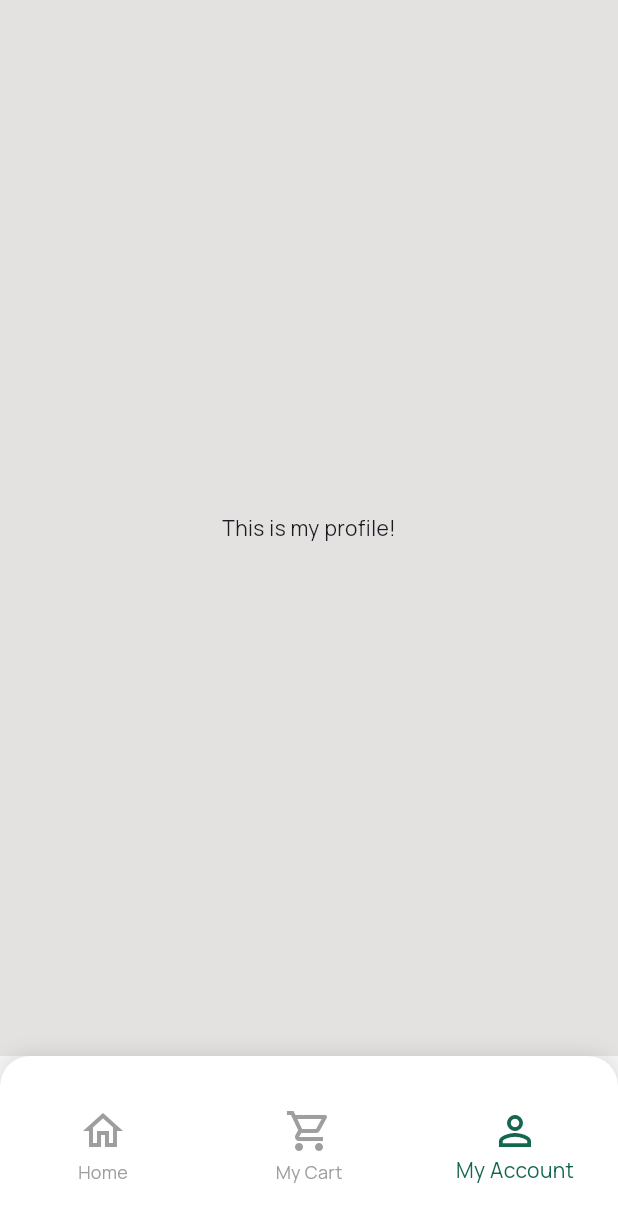
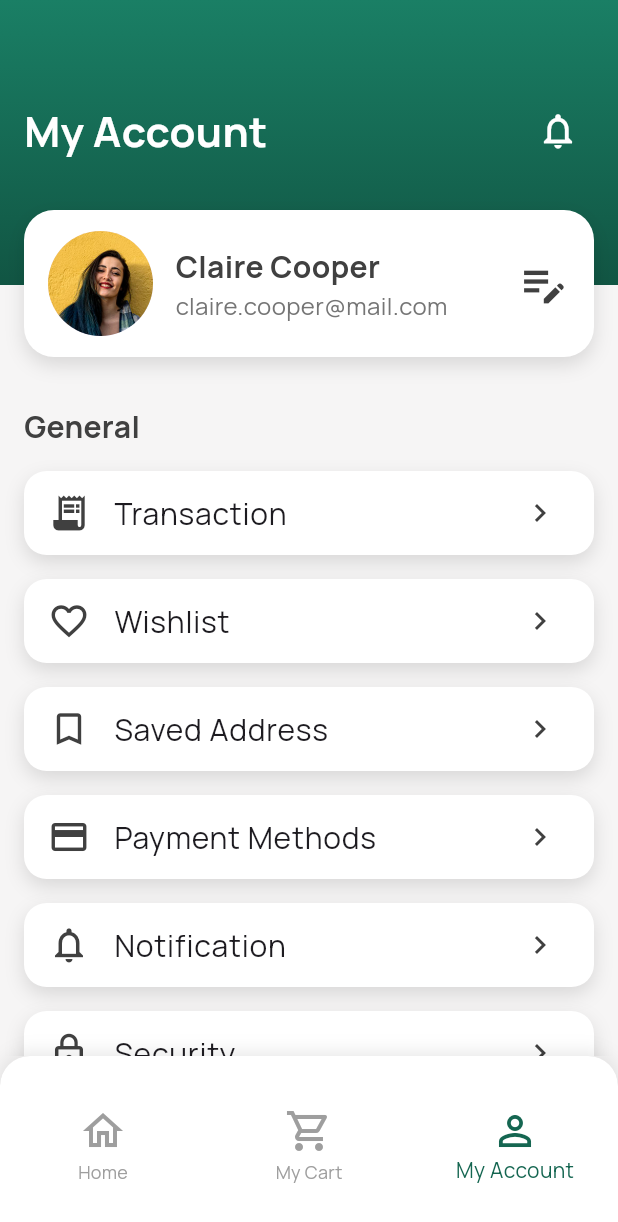
Before and after one commit to Aiswaryakv-ignitif/HomeHaven-E-Commerce-Home-Store-App, a Flutter app: the MainWrapper screen opened by its route, item 3 of the bottom bar chosen, on a phone screen of 412 x 824 dp. Shown: the top 1222 px of the screen. Run offline on Flutter 3.47's test engine with Material 3 defaults, Android fonts, the phone set to English and light mode, and no system bars; our stand-ins replace flutter_bloc, flutter_native_splash, google_fonts.

Commit message:
added profile UI

```diff
--- a/lib/presentation/screens/cart/mycart.dart
+++ b/lib/presentation/screens/cart/mycart.dart
@@ -22,7 +22,7 @@ class MyCartPage extends StatelessWidget {
                 const Text(
                   "My Cart",
                   style: TextStyle(
-                    fontSize: 24,
+                    fontSize: 28,
                     fontWeight: FontWeight.bold,
                     color: Color(0xFF404040),
                   ),
--- a/lib/presentation/screens/main_screen/main_wrapper.dart
+++ b/lib/presentation/screens/main_screen/main_wrapper.dart
@@ -14,7 +14,7 @@ class MainWrapper extends StatelessWidget {
     final List<Widget> pages = [
       const HomePage(),
       const MyCartPage(),
-      const MyProfile(),
+      const MyAccountPage(),
     ];
 
     return BlocProvider(
--- a/lib/presentation/screens/profile/myprofile.dart
+++ b/lib/presentation/screens/profile/myprofile.dart
@@ -1,14 +1,143 @@
 import'package:flutter/material.dart';
 
-class MyProfile extends StatelessWidget {
-  const MyProfile({super.key});
+class MyAccountPage extends StatelessWidget {
+  const MyAccountPage({super.key});
 
   @override
   Widget build(BuildContext context) {
-    return Scaffold(
-      body: const Center(
-        child: Text('This is my profile!'),
-      ),
-    );
+    return SingleChildScrollView(
+        child: Column(
+
+          // crossAxisAlignment: CrossAxisAlignment.start,
+          children: [
+            _buildHeader(),
+            const SizedBox(height: 80), // Space for the overlapping card
+
+            Padding(
+              padding: const EdgeInsets.symmetric(horizontal: 16),
+              child: Column(
+                crossAxisAlignment: CrossAxisAlignment.start,
+                children: [
+                  const Text("General", style: TextStyle(fontSize: 20, fontWeight: FontWeight.bold, color: Color(0xFF404040))),
+                  const SizedBox(height: 15),
+                  _buildMenuTile(icon: Icons.receipt_long, title: "Transaction"),
+                  _buildMenuTile(icon: Icons.favorite_border, title: "Wishlist"),
+                  _buildMenuTile(icon: Icons.bookmark_border, title: "Saved Address"),
+                  _buildMenuTile(icon: Icons.credit_card, title: "Payment Methods"),
+                  _buildMenuTile(icon: Icons.notifications_none, title: "Notification"),
+                  _buildMenuTile(icon: Icons.lock_outline, title: "Security"),
+
+                  const SizedBox(height: 20),
+                  const Text("Help", style: TextStyle(fontSize: 20, fontWeight: FontWeight.bold, color: Color(0xFF404040))),
+
+
+                ],
+              ),
+            ),
+          ],
+        ),
+      );
+
   }
 }
+
+Widget _buildHeader() {
+  return Stack(
+    clipBehavior: Clip.none,
+    children: [
+      Container(
+        height: 190,
+        width: double.infinity,
+        decoration:BoxDecoration(
+              gradient: LinearGradient(
+                begin: AlignmentGeometry.topCenter,
+              end: AlignmentGeometry.bottomCenter,
+              colors:[
+                Color(0xFF1A7F65),
+                Color(0xFF115543),
+              ],
+              )
+            ),
+        // padding: const EdgeInsets.symmetric(horizontal: 16, vertical: 60),
+        padding: const EdgeInsets.only(left: 16, right: 16, top: 0, bottom: 16),
+        child:  Row(
+          mainAxisAlignment: MainAxisAlignment.spaceBetween,
+          children: [
+            Text(
+              "My Account",
+              style: TextStyle(color: Colors.white, fontSize: 28, fontWeight: FontWeight.bold),
+            ),
+            // Icon(Icons.notifications_none, color: Colors.white,size: 28,),
+             IconButton(
+                  onPressed: () {},
+                  icon: const Icon(
+                    Icons.notifications_none_outlined,
+                    size: 28,
+                    color: Colors.white,
+                  ),
+                ),
+          ],
+        ),
+      ),
+
+      Positioned(
+        top: 140,
+        left: 16,
+        right: 16,
+        child: Container(
+          padding: const EdgeInsets.symmetric(horizontal: 16,vertical: 14),
+          decoration: BoxDecoration(
+            color: Colors.white,
+            borderRadius: BorderRadius.circular(20),
+            boxShadow: [
+              BoxShadow(color: Colors.black12, blurRadius: 10, offset: const Offset(0, 5))
+            ],
+          ),
+          child: Row(
+            children: [
+              CircleAvatar(
+                radius: 35,
+                backgroundImage: AssetImage('assets/profile.png')
+              ),
+              const SizedBox(width: 15),
+              Column(
+                crossAxisAlignment: CrossAxisAlignment.start,
+                children:  [
+                  Text("Claire Cooper",
+                      style: TextStyle(fontSize: 20, fontWeight: FontWeight.bold,color: Color(0xFF404040))),
+                  Text("claire.cooper@mail.com",
+                      style: TextStyle(color: Color(0xFF757575),fontSize: 16)),
+                ],
+              ),
+               const Spacer(),
+
+              Icon(Icons.edit_note_outlined, color: const Color(0xFF404040),size: 35,),
+              // IconButton(onPressed: () {}, icon: const Icon(Icons.edit_note_outlined),color: Color(0xFF404040),iconSize: 35,)
+            ],
+          ),
+        ),
+      ),
+    ],
+  );
+}
+
+
+
+Widget _buildMenuTile({required IconData icon, required String title}) {
+  return Container(
+    margin: const EdgeInsets.only(bottom: 16),
+    decoration: BoxDecoration(
+      color: Colors.white,
+      borderRadius: BorderRadius.circular(15),
+      boxShadow: [
+              BoxShadow(color: Colors.black12, blurRadius: 10, offset: const Offset(0, 5))
+            ],
+    ),
+    child: ListTile(
+      leading: Icon(icon, color: const Color(0xFF404040),size: 28,),
+      title: Text(title, style: const TextStyle(fontWeight: FontWeight.w400,fontSize: 20)),
+      trailing: const Icon(Icons.chevron_right, color:Color(0xFF404040)),
+      onTap: () {},
+    ),
+  );
+}
```
Also changed, not shown: lib/main.dart (line endings or trailing spaces).
